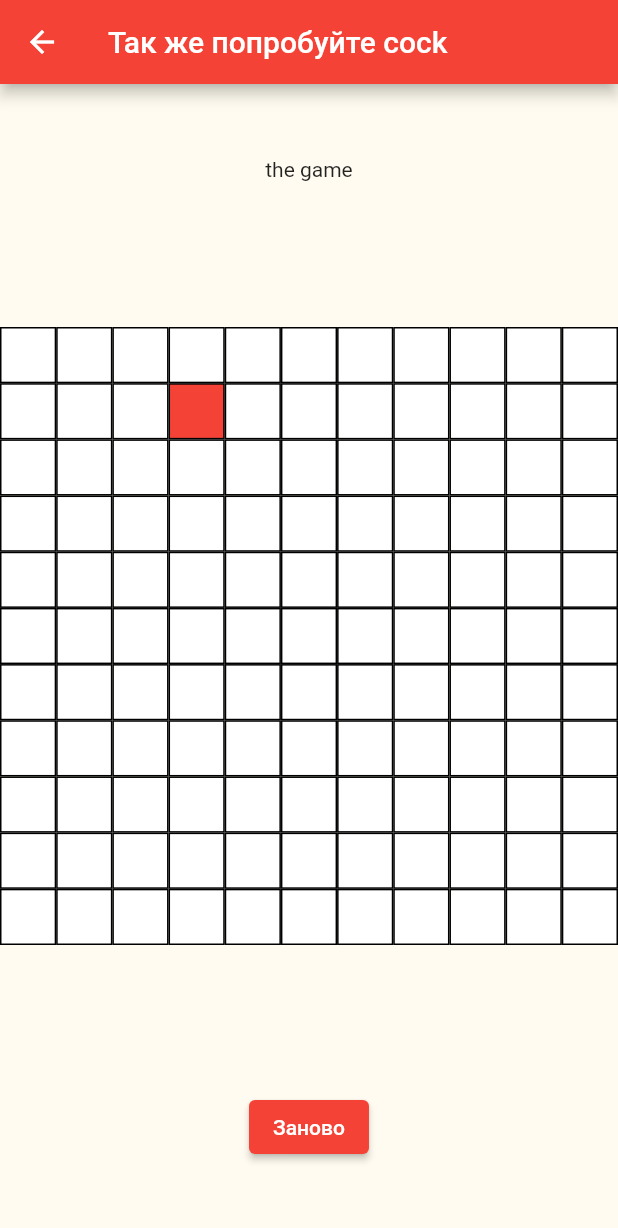
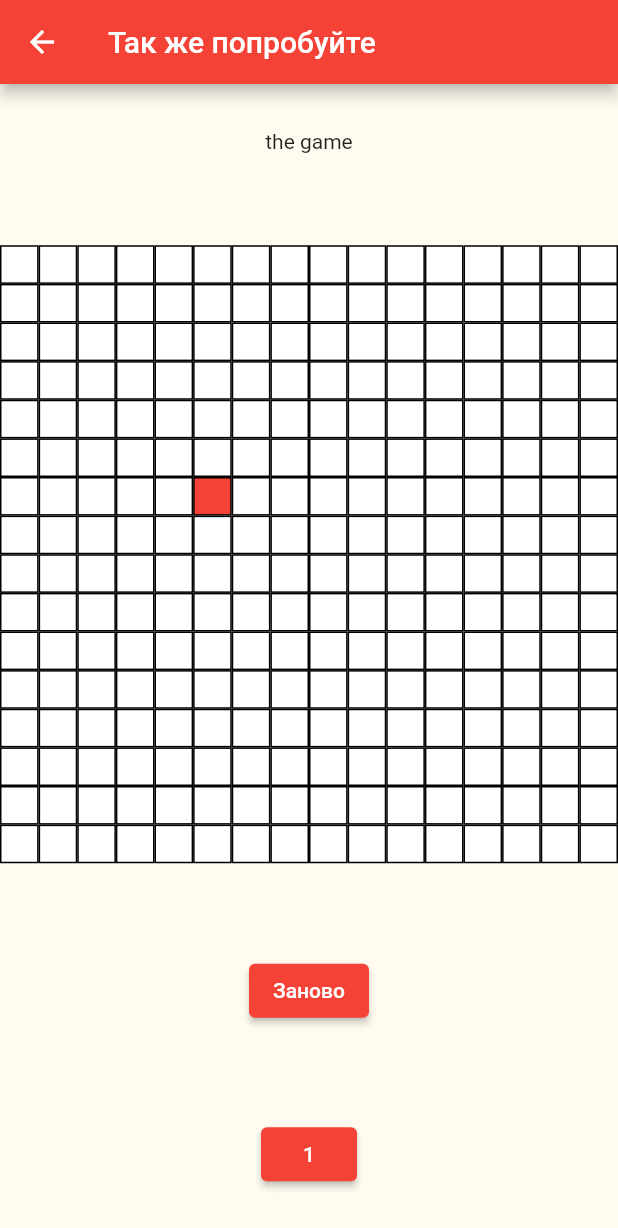
Before and after one commit to EvgrafovBTW/match_block_the_game, a Flutter app: the Game screen opened by its route, after a tap on "Заново", on a phone screen of 412 x 824 dp. Shown: the top 1228 px of the screen. Run offline on Flutter 3.47's test engine with Material 2 defaults, Android fonts, the phone set to English and light mode, and no system bars.

Commit message:
добавил стрим который елдит по таймеру как надо

```diff
--- a/lib/logic/title_stream.dart
+++ b/lib/logic/title_stream.dart
@@ -1,13 +1,80 @@
+import 'dart:async';
+import 'dart:math';
+
 class TitleStream {
-  stream() async {
-    Duration interval = Duration(seconds: 7);
-    Stream<int> titleStream = Stream<int>.periodic(interval, callback);
-    await for (int i in titleStream) {
-      return i;
+  // int a = 0;
+  List<String> titles = [];
+
+  // stream({required int newVal}) async {
+  //   a = newVal;
+  //   Duration interval = Duration(seconds: 5);
+  //   Stream<int> titleStream = Stream<int>.periodic(interval, callback);
+  //   await for (int i in titleStream) {
+  //     print(i);
+  //   }
+  // }
+
+  // int callback(int val) {
+  //   return val + a;
+  // }
+  // final _onNewTitle = StreamController<String>();
+  // addToStream({required String value}) {
+  //   _onNewTitle.sink.add(value);
+  // }
+
+  // Stream<String> get onNewtitle => _onNewTitle.stream;
+
+  // stream({required List<String> tt}) async {
+  //   titles = tt;
+  //   Duration interval = Duration(seconds: 1);
+  //   Stream<int> titleStream = Stream<int>.periodic(interval, callback);
+  //   titleStream = titleStream.take(titles.length);
+  //   await for (int t in titleStream) {
+  //     print(titles[t]);
+  //   }
+  // }
+
+  // int callback(int val) {
+  //   return val;
+  // }
+
+  // String callbacdk(String val) {
+  //   return titles.last;
+  // }
+//   stream() {
+//     Duration interval = Duration(seconds: 2);
+//   }
+
+  // Stream<String> setTitle(List<String> titles) async* {
+  //   for (String t in titles) {
+  //     yield t;
+  //     await Future.delayed(Duration(seconds: 2));
+  //   }
+  // }
+}
+
+class TitleCreator {
+  TitleCreator() {
+    Timer.periodic(Duration(seconds: 2), (timer) {
+      _controler.sink.add(_count);
+      _count++;
+    });
+  }
+  var _count = 1;
+  final _controler = StreamController<int>();
+  Stream<int> get stream => _controler.stream;
+}
+
+class TestStream {
+  String toAdd;
+  TestStream({required this.toAdd});
+  Stream<String> getRandom({required List<String> t}) async* {
+    var rendom = Random();
+    int i = 0;
+    while (i < t.length) {
+      await Future.delayed(Duration(seconds: 1));
+      yield t[i];
+      i++;
     }
   }
-
-  int callback(int val) {
-    return (val + 1) * 2;
-  }
 }
--- a/lib/presentation/screens/game.dart
+++ b/lib/presentation/screens/game.dart
@@ -1,4 +1,6 @@
-import 'dart:math';
+import 'dart:async';
+import 'dart:developer';
+import 'dart:math' as math;
 
 import 'package:blockgame/logic/title_stream.dart';
 import 'package:blockgame/presentation/components/appbars/main_appbar.dart';
@@ -17,18 +19,38 @@
   int cellAmountLimit = 20;
   List<bool> cellBoolList = [];
   Color cellColor = Colors.red;
-  Random random = Random();
+  math.Random random = math.Random();
   int activeCell = 0;
+  int nVal = 0;
   List<int> cellAmountTypes = [];
-  TitleStream titleStream = TitleStream();
+  List<String> titles = ['test', 'test2'];
+  List<String> subtitles = [];
+  final titleStream = TitleCreator().stream.asBroadcastStream();
   @override
   void didChangeDependencies() {
-    titleStream.stream();
     super.didChangeDependencies();
   }
 
   @override
   Widget build(BuildContext context) {
+    final testStream =
+        TestStream(toAdd: '').getRandom(t: titles).asBroadcastStream();
+    StreamController controller = StreamController();
+    Stream stream = controller.stream;
+    // final sub = titleStream.listen((event) {
+    //   print('Data: $event');
+    // changeNum(num: event);
+    // });
+
+    testStream.listen((event) {
+      print(event);
+    }, onDone: () async {
+      // await Future.delayed(Duration(seconds: 2));
+      titles.clear();
+      nVal = 0;
+    });
+
+    // List<String> titles = ['default', 'default 2'];
     for (int i = 7; i < cellAmountLimit; i++) {
       cellAmountTypes.add(i * i);
     }
@@ -45,10 +67,9 @@
     }
 
     generateFieldCell();
-
     return Scaffold(
       appBar: const MainAppBar(
-        title: 'Так же попробуйте cock',
+        title: 'Так же попробуйте ',
       ),
       body: Center(
         child: Column(
@@ -57,7 +78,7 @@
             Text('the game'),
             GridView.builder(
               gridDelegate: SliverGridDelegateWithFixedCrossAxisCount(
-                  crossAxisCount: (sqrt(cellAmount)).ceil(),
+                  crossAxisCount: (math.sqrt(cellAmount)).ceil(),
                   childAspectRatio: cellAmount / cellAmount),
               shrinkWrap: true,
               itemCount: cellAmount,
@@ -72,9 +93,34 @@
             ),
             ElevatedButton(
                 onPressed: () {
-                  generateFieldCell();
+                  // generateFieldCell();
+                  // setState(() {
+                  subtitles.add(nVal.toString());
+                  nVal++;
+                  if (nVal > 5) {
+                    setState(() {
+                      titles = subtitles;
+                    });
+                  }
+                  // titles.add('value $nVal');
+                  // });
                 },
-                child: Text('Заново'))
+                child: Text('Заново')),
+            ElevatedButton(
+                onPressed: () {},
+                child: StreamBuilder(
+                  stream: titleStream,
+                  builder: (context, snapshot) {
+                    // if (snapshot.data == 10) {
+                    //   sub.cancel();
+                    // }
+                    if (snapshot.hasData) {
+                      return Text("${snapshot.data}");
+                    } else {
+                      return Text('default');
+                    }
+                  },
+                )),
           ],
         ),
       ),
```
